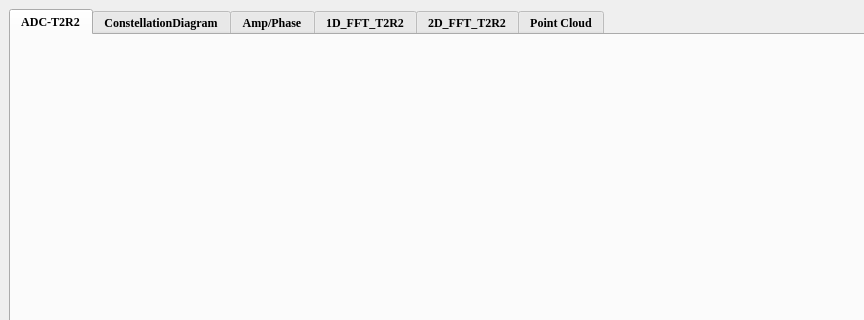
Qt form Radar_UDP.ui (CruzeOliver/Andar_Radar_UDP) before a commit; both pictures show x 0 to 864 and y 0 to 320 of the 1226 by 943 pixel window.
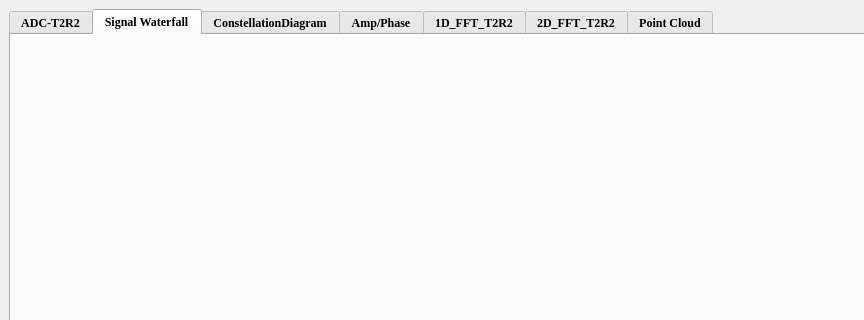
The same form after that commit.

Commit message: Added a widget that can be used to display the time domain waterfall chart of radar raw data

```diff
--- a/Radar_UDP.ui
+++ b/Radar_UDP.ui
@@ -622,7 +622,7 @@
        </font>
       </property>
       <property name="currentIndex">
-       <number>0</number>
+       <number>1</number>
       </property>
       <widget class="QWidget" name="tab_ADC">
        <attribute name="title">
@@ -671,6 +671,16 @@
         </item>
        </layout>
       </widget>
+      <widget class="QWidget" name="tab">
+       <attribute name="title">
+        <string>Signal Waterfall</string>
+       </attribute>
+       <layout class="QHBoxLayout" name="horizontalLayout_8">
+        <item>
+         <widget class="QWidget" name="widget_Waterfall" native="true"/>
+        </item>
+       </layout>
+      </widget>
       <widget class="QWidget" name="tab_ConstellationDiagram">
        <attribute name="title">
         <string>ConstellationDiagram</string>
```
The commit also changes 1 other file.
